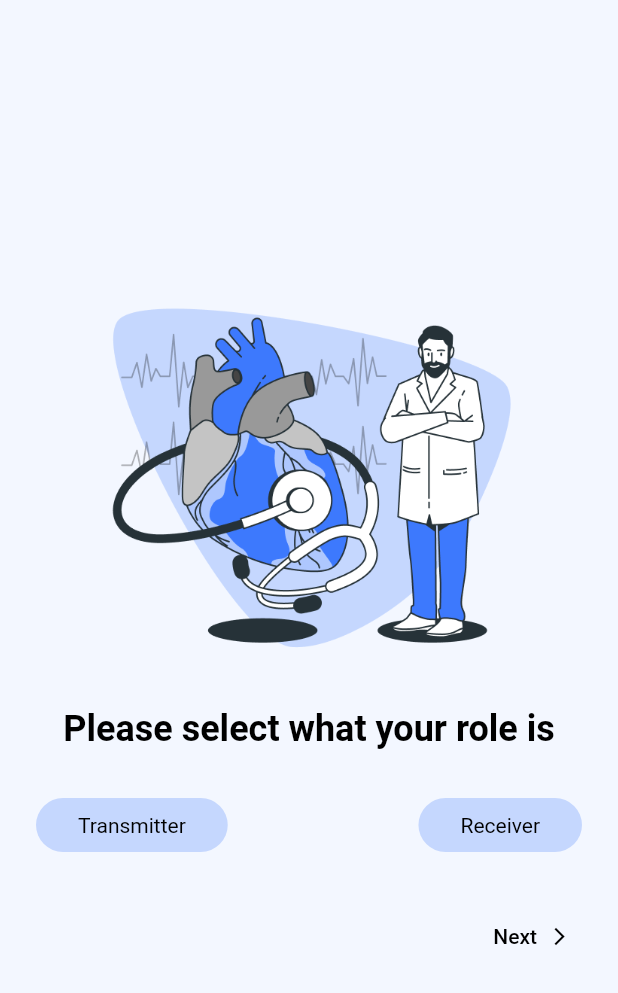
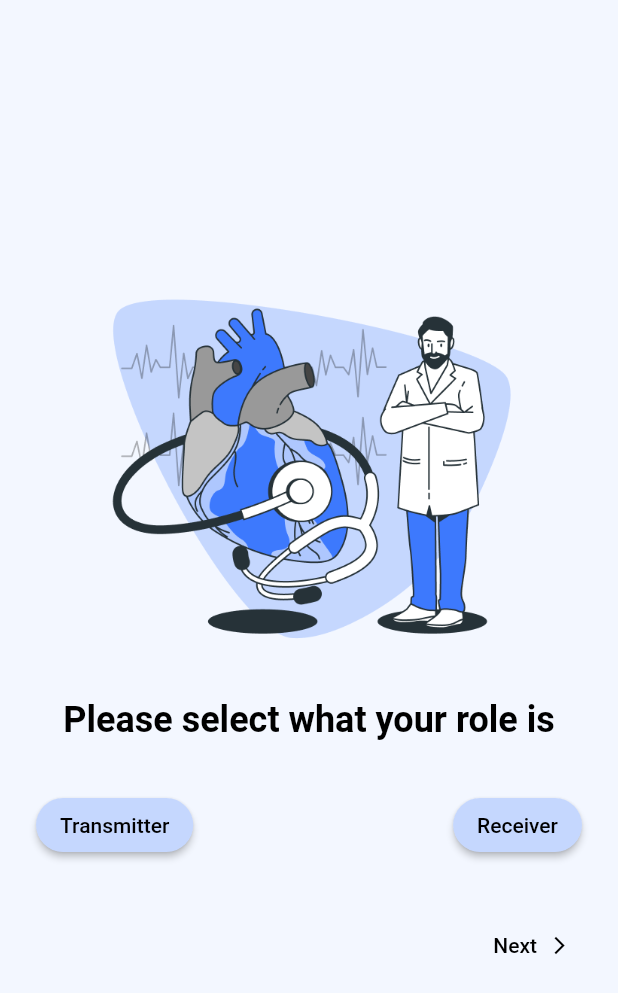
Before and after one commit to Mboalab/Outreachy_May_2023-August_2023-Internships, a Flutter app: the screen it shows after launch, after a tap on "Get Started", on a phone screen of 412 x 824 dp. Shown: the top 993 px of the screen. Run offline on Flutter 3.47's test engine with Material 2 defaults, Android fonts, the light colour scheme and no system bars; our stand-ins replace flutter_riverpod; missing offline and left inert: audio_waveforms.

Commit message:
chore: renamed the files to follow flutter naming convention

```diff
--- a/project-a/lib/CustomButton.dart
+++ /dev/null
@@ -1,27 +0,0 @@
-import 'package:flutter/material.dart';
-
-class CustomButton extends StatelessWidget {
-  final String txt;
-
-  const CustomButton({
-    super.key,
-    required this.txt,
-  });
-
-  @override
-  Widget build(BuildContext context) {
-    return Container(
-      padding: const EdgeInsets.only(left: 28.0, right: 28.0,top: 10.0, bottom: 10.0),
-      decoration: BoxDecoration(
-        color: const Color(0xffC5D7FE),
-        borderRadius: BorderRadius.circular(25.0),
-      ),
-      child: InkWell(
-        child: Text(
-          txt,
-          style: const TextStyle(color: Colors.black),
-        ),
-      ),
-    );
-  }
-}
--- a/project-a/lib/buttons/CustomButton.dart
+++ /dev/null
@@ -1,27 +0,0 @@
-import 'package:flutter/material.dart';
-
-class CustomButton extends StatelessWidget {
-  final String txt;
-
-  const CustomButton({
-    super.key,
-    required this.txt,
-  });
-
-  @override
-  Widget build(BuildContext context) {
-    return Container(
-      padding: const EdgeInsets.only(left: 28.0, right: 28.0,top: 10.0, bottom: 10.0),
-      decoration: BoxDecoration(
-        color: const Color(0xffC5D7FE),
-        borderRadius: BorderRadius.circular(25.0),
-      ),
-      child: InkWell(
-        child: Text(
-          txt,
-          style: const TextStyle(color: Colors.black),
-        ),
-      ),
-    );
-  }
-}
--- a/project-a/lib/main.dart
+++ b/project-a/lib/main.dart
@@ -1,8 +1,8 @@
 import 'package:flutter/material.dart';
 
-import 'screens/HomePage.dart';
-import 'screens/RolePage.dart';
-import 'screens/StartPage.dart';
+import 'screens/home_page.dart';
+import 'screens/role_page.dart';
+import 'screens/start_page.dart';
 
 void main() {
   runApp(
--- a/project-a/lib/screens/RolePage.dart
+++ /dev/null
@@ -1,68 +0,0 @@
-import 'package:flutter/material.dart';
-
-import '../CustomButton.dart';
-import '../main.dart';
-
-class RolePage extends StatelessWidget {
-  const RolePage({Key? key}) : super(key: key);
-
-  @override
-  Widget build(BuildContext context) {
-    final theme = Theme.of(context);
-    return Scaffold(
-      backgroundColor: theme.colorScheme.background,
-      body: SizedBox.expand(
-        child: Padding(
-          padding: const EdgeInsets.all(24),
-          child: Column(
-            mainAxisAlignment: MainAxisAlignment.center,
-            children: [
-              Image.asset(
-                'assets/images/img_role.png',
-                height: 280,
-              ),
-              const SizedBox(height: 16),
-              Text(
-                'Please select what your role is',
-                style: theme.textTheme.headlineSmall?.copyWith(
-                  color: Colors.black,
-                  fontWeight: FontWeight.bold,
-                ),
-              ),
-              const SizedBox(height: 32),
-              Row(
-                mainAxisAlignment: MainAxisAlignment.spaceBetween,
-                children: const [
-                  CustomButton(
-                    txt: 'Transmitter',
-                  ),
-                  CustomButton(
-                    txt: 'Receiver',
-                  )
-                ],
-              ),
-              const SizedBox(height: 32),
-              Align(
-                alignment: Alignment.centerRight,
-                child: TextButton.icon(
-                  style: TextButton.styleFrom(
-                    foregroundColor: Colors.black,
-                  ),
-                  onPressed: () => Navigator.pushNamed(
-                    context,
-                    AppRoutes.homePage,
-                  ),
-                  icon: const Text("Next"),
-                  label: const Icon(
-                    Icons.arrow_forward_ios,
-                    size: 14,
-                  ),
-                ),
-              ),
-            ],
-          ),
-        ),
-      ),
-    );
-  }
-}
--- a/project-a/lib/screens/StartPage.dart
+++ /dev/null
@@ -1,49 +0,0 @@
-import 'package:flutter/material.dart';
-
-import '../CustomButton.dart';
-import '../main.dart';
-
-class StartPage extends StatelessWidget {
-  const StartPage({Key? key}) : super(key: key);
-
-  // This widget is the root of your application.
-  @override
-  Widget build(BuildContext context) {
-    final theme = Theme.of(context);
-    return Scaffold(
-      backgroundColor: theme.colorScheme.background,
-      body: SizedBox.expand(
-        child: Column(
-          mainAxisAlignment: MainAxisAlignment.center,
-          children: [
-            Image.asset(
-              'assets/images/img.png',
-              height: 280,
-            ),
-            Padding(
-              padding: const EdgeInsets.symmetric(vertical: 16, horizontal: 24),
-              child: FittedBox(
-                child: Text(
-                  'mboathoscope',
-                  style: theme.textTheme.headlineLarge?.copyWith(
-                    color: theme.colorScheme.primary,
-                    fontWeight: FontWeight.bold,
-                  ),
-                ),
-              ),
-            ),
-            const SizedBox(height: 32),
-            GestureDetector(
-              onTap: () {
-                Navigator.pushNamed(context, AppRoutes.rolePage);
-              },
-              child: const CustomButton(
-                txt: 'Get Started',
-              ),
-            )
-          ],
-        ),
-      ),
-    );
-  }
-}
--- /dev/null
+++ b/project-a/lib/screens/role_page.dart
@@ -0,0 +1,70 @@
+import 'package:flutter/material.dart';
+
+import '../main.dart';
+import '../widgets/onboarding_button.dart';
+
+class RolePage extends StatelessWidget {
+  const RolePage({Key? key}) : super(key: key);
+
+  @override
+  Widget build(BuildContext context) {
+    final theme = Theme.of(context);
+    return Scaffold(
+      backgroundColor: theme.colorScheme.background,
+      body: SizedBox.expand(
+        child: Padding(
+          padding: const EdgeInsets.all(24),
+          child: Column(
+            mainAxisAlignment: MainAxisAlignment.center,
+            children: [
+              Image.asset(
+                'assets/images/img_role.png',
+                height: 280,
+              ),
+              const SizedBox(height: 16),
+              Text(
+                'Please select what your role is',
+                style: theme.textTheme.headlineSmall?.copyWith(
+                  color: Colors.black,
+                  fontWeight: FontWeight.bold,
+                ),
+              ),
+              const SizedBox(height: 32),
+              Row(
+                mainAxisAlignment: MainAxisAlignment.spaceBetween,
+                children: [
+                  OnboardingButton(
+                    text: 'Transmitter',
+                    onPressed: () {},
+                  ),
+                  OnboardingButton(
+                    text: 'Receiver',
+                    onPressed: () {},
+                  )
+                ],
+              ),
+              const SizedBox(height: 32),
+              Align(
+                alignment: Alignment.centerRight,
+                child: TextButton.icon(
+                  style: TextButton.styleFrom(
+                    foregroundColor: Colors.black,
+                  ),
+                  onPressed: () => Navigator.pushNamed(
+                    context,
+                    AppRoutes.homePage,
+                  ),
+                  icon: const Text("Next"),
+                  label: const Icon(
+                    Icons.arrow_forward_ios,
+                    size: 14,
+                  ),
+                ),
+              ),
+            ],
+          ),
+        ),
+      ),
+    );
+  }
+}
--- /dev/null
+++ b/project-a/lib/screens/start_page.dart
@@ -0,0 +1,45 @@
+import 'package:flutter/material.dart';
+
+import '../main.dart';
+import '../widgets/onboarding_button.dart';
+
+class StartPage extends StatelessWidget {
+  const StartPage({Key? key}) : super(key: key);
+
+  // This widget is the root of your application.
+  @override
+  Widget build(BuildContext context) {
+    final theme = Theme.of(context);
+    return Scaffold(
+      backgroundColor: theme.colorScheme.background,
+      body: SizedBox.expand(
+        child: Column(
+          mainAxisAlignment: MainAxisAlignment.center,
+          children: [
+            Image.asset(
+              'assets/images/img.png',
+              height: 280,
+            ),
+            Padding(
+              padding: const EdgeInsets.symmetric(vertical: 16, horizontal: 24),
+              child: FittedBox(
+                child: Text(
+                  'mboathoscope',
+                  style: theme.textTheme.headlineLarge?.copyWith(
+                    color: theme.colorScheme.primary,
+                    fontWeight: FontWeight.bold,
+                  ),
+                ),
+              ),
+            ),
+            const SizedBox(height: 32),
+            OnboardingButton(
+              text: 'Get Started',
+              onPressed: () => Navigator.pushNamed(context, AppRoutes.rolePage),
+            ),
+          ],
+        ),
+      ),
+    );
+  }
+}
--- /dev/null
+++ b/project-a/lib/widgets/onboarding_button.dart
@@ -0,0 +1,25 @@
+import 'package:flutter/material.dart';
+
+class OnboardingButton extends StatelessWidget {
+  final String text;
+  final VoidCallback? onPressed;
+
+  const OnboardingButton({
+    super.key,
+    required this.text,
+    this.onPressed,
+  });
+
+  @override
+  Widget build(BuildContext context) {
+    return ElevatedButton(
+      onPressed: onPressed,
+      style: ElevatedButton.styleFrom(
+        foregroundColor: Colors.black,
+        backgroundColor: const Color(0xffC5D7FE),
+        shape: RoundedRectangleBorder(borderRadius: BorderRadius.circular(25)),
+      ),
+      child: Text(text),
+    );
+  }
+}
--- a/project-a/pubspec.yaml
+++ b/project-a/pubspec.yaml
@@ -36,6 +36,7 @@ dependencies:
   cupertino_icons: ^1.0.2
   audio_waveforms: ^1.0.1
   flutter_riverpod: ^2.3.2
+  riverpod: ^2.3.2
 
 dev_dependencies:
   flutter_test:
```
Also changed, not shown: project-a/lib/Dialogue/alert_dialog_model.dart (deleted, +0 -55 lines), project-a/lib/screens/HomePage.dart (deleted, +0 -66 lines), project-a/lib/screens/home_page.dart (added, +51 -0 lines), project-a/lib/widgets/alert_dialog_model.dart (added, +55 -0 lines), project-a/pubspec.lock.
